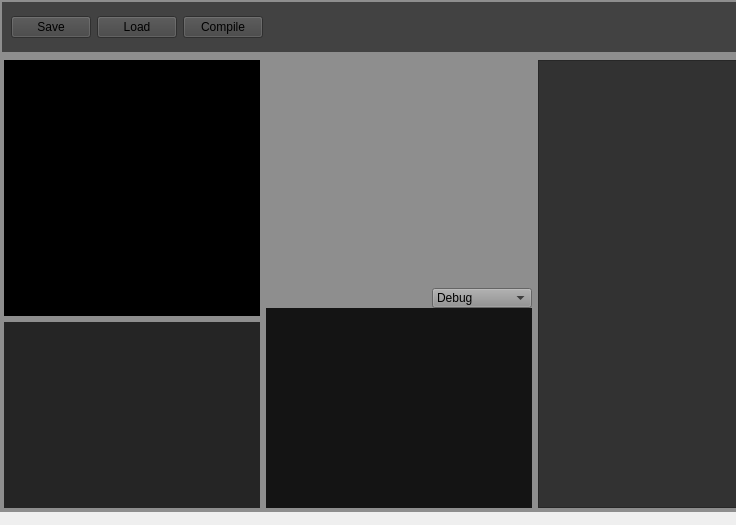
The window that source/qt/Window.ui (SylvainDeker/Shader-Graph) describes before a commit, drawn with Qt 5.
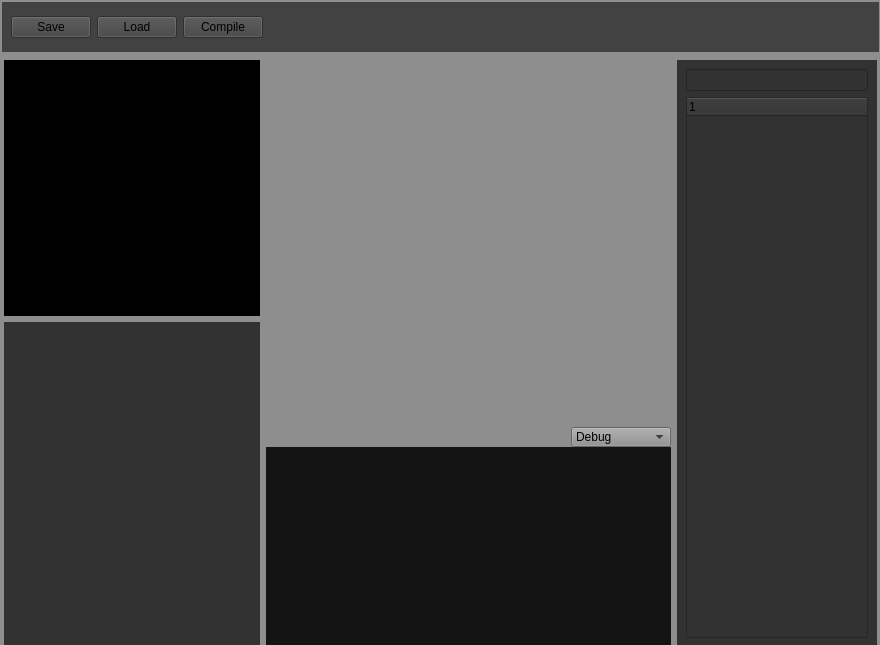
The same window after the commit. Custom widgets are drawn as their Qt base class.

The edit to the form file:
```diff
--- a/source/qt/Window.ui
+++ b/source/qt/Window.ui
@@ -6,8 +6,8 @@
    <rect>
     <x>0</x>
     <y>0</y>
-    <width>736</width>
-    <height>525</height>
+    <width>880</width>
+    <height>645</height>
    </rect>
   </property>
   <property name="windowTitle">
@@ -18,8 +18,8 @@
     <rect>
      <x>0</x>
      <y>0</y>
-     <width>742</width>
-     <height>512</height>
+     <width>881</width>
+     <height>651</height>
     </rect>
    </property>
    <property name="minimumSize">
@@ -144,17 +144,35 @@
          </widget>
         </item>
         <item>
-         <widget class="QWidget" name="details" native="true">
-          <property name="maximumSize">
+         <widget class="QWidget" name="widgetDetails" native="true">
+          <property name="minimumSize">
            <size>
-            <width>256</width>
-            <height>16777215</height>
+            <width>0</width>
+            <height>100</height>
            </size>
           </property>
           <property name="styleSheet">
-           <string notr="true">background-color: rgb(37, 37, 37);</string>
+           <string notr="true">background-color: rgb(50, 50, 50);
+</string>
           </property>
-          <layout class="QVBoxLayout" name="nodeDetails"/>
+          <layout class="QVBoxLayout" name="layoutdetails">
+           <item>
+            <layout class="QVBoxLayout" name="layoutDetails"/>
+           </item>
+           <item>
+            <spacer name="verticalSpacer">
+             <property name="orientation">
+              <enum>Qt::Vertical</enum>
+             </property>
+             <property name="sizeHint" stdset="0">
+              <size>
+               <width>20</width>
+               <height>40</height>
+              </size>
+             </property>
+            </spacer>
+           </item>
+          </layout>
          </widget>
         </item>
        </layout>
@@ -277,11 +295,11 @@
        </layout>
       </item>
       <item>
-       <widget class="QTreeView" name="treeView">
+       <widget class="QWidget" name="rightLayout" native="true">
         <property name="minimumSize">
          <size>
-          <width>0</width>
-          <height>100</height>
+          <width>100</width>
+          <height>0</height>
          </size>
         </property>
         <property name="maximumSize">
@@ -293,6 +311,226 @@
         <property name="styleSheet">
          <string notr="true">background-color: rgb(50, 50, 50);</string>
         </property>
+        <layout class="QVBoxLayout" name="verticalLayout_3">
+         <item>
+          <widget class="QLineEdit" name="functionFilter">
+           <property name="text">
+            <string/>
+           </property>
+          </widget>
+         </item>
+         <item>
+          <widget class="QTreeWidget" name="treeWidget">
+           <property name="palette">
+            <palette>
+             <active>
+              <colorrole role="WindowText">
+               <brush brushstyle="SolidPattern">
+                <color alpha="255">
+                 <red>90</red>
+                 <green>90</green>
+                 <blue>90</blue>
+                </color>
+               </brush>
+              </colorrole>
+              <colorrole role="Button">
+               <brush brushstyle="SolidPattern">
+                <color alpha="255">
+                 <red>50</red>
+                 <green>50</green>
+                 <blue>50</blue>
+                </color>
+               </brush>
+              </colorrole>
+              <colorrole role="Text">
+               <brush brushstyle="SolidPattern">
+                <color alpha="255">
+                 <red>255</red>
+                 <green>255</green>
+                 <blue>255</blue>
+                </color>
+               </brush>
+              </colorrole>
+              <colorrole role="ButtonText">
+               <brush brushstyle="SolidPattern">
+                <color alpha="255">
+                 <red>255</red>
+                 <green>255</green>
+                 <blue>255</blue>
+                </color>
+               </brush>
+              </colorrole>
+              <colorrole role="Base">
+               <brush brushstyle="SolidPattern">
+                <color alpha="255">
+                 <red>50</red>
+                 <green>50</green>
+                 <blue>50</blue>
+                </color>
+               </brush>
+              </colorrole>
+              <colorrole role="Window">
+               <brush brushstyle="SolidPattern">
+                <color alpha="255">
+                 <red>50</red>
+                 <green>50</green>
+                 <blue>50</blue>
+                </color>
+               </brush>
+              </colorrole>
+              <colorrole role="ToolTipText">
+               <brush brushstyle="SolidPattern">
+                <color alpha="255">
+                 <red>255</red>
+                 <green>255</green>
+                 <blue>255</blue>
+                </color>
+               </brush>
+              </colorrole>
+             </active>
+             <inactive>
+              <colorrole role="WindowText">
+               <brush brushstyle="SolidPattern">
+                <color alpha="255">
+                 <red>90</red>
+                 <green>90</green>
+                 <blue>90</blue>
+                </color>
+               </brush>
+              </colorrole>
+              <colorrole role="Button">
+               <brush brushstyle="SolidPattern">
+                <color alpha="255">
+                 <red>50</red>
+                 <green>50</green>
+                 <blue>50</blue>
+                </color>
+               </brush>
+              </colorrole>
+              <colorrole role="Text">
+               <brush brushstyle="SolidPattern">
+                <color alpha="255">
+                 <red>255</red>
+                 <green>255</green>
+                 <blue>255</blue>
+                </color>
+               </brush>
+              </colorrole>
+              <colorrole role="ButtonText">
+               <brush brushstyle="SolidPattern">
+                <color alpha="255">
+                 <red>255</red>
+                 <green>255</green>
+                 <blue>255</blue>
+                </color>
+               </brush>
+              </colorrole>
+              <colorrole role="Base">
+               <brush brushstyle="SolidPattern">
+                <color alpha="255">
+                 <red>50</red>
+                 <green>50</green>
+                 <blue>50</blue>
+                </color>
+               </brush>
+              </colorrole>
+              <colorrole role="Window">
+               <brush brushstyle="SolidPattern">
+                <color alpha="255">
+                 <red>50</red>
+                 <green>50</green>
+                 <blue>50</blue>
+                </color>
+               </brush>
+              </colorrole>
+              <colorrole role="ToolTipText">
+               <brush brushstyle="SolidPattern">
+                <color alpha="255">
+                 <red>255</red>
+                 <green>255</green>
+                 <blue>255</blue>
+                </color>
+               </brush>
+              </colorrole>
+             </inactive>
+             <disabled>
+              <colorrole role="WindowText">
+               <brush brushstyle="SolidPattern">
+                <color alpha="255">
+                 <red>128</red>
+                 <green>128</green>
+                 <blue>128</blue>
+                </color>
+               </brush>
+              </colorrole>
+              <colorrole role="Button">
+               <brush brushstyle="SolidPattern">
+                <color alpha="255">
+                 <red>50</red>
+                 <green>50</green>
+                 <blue>50</blue>
+                </color>
+               </brush>
+              </colorrole>
+              <colorrole role="Text">
+               <brush brushstyle="SolidPattern">
+                <color alpha="255">
+                 <red>128</red>
+                 <green>128</green>
+                 <blue>128</blue>
+                </color>
+               </brush>
+              </colorrole>
+              <colorrole role="ButtonText">
+               <brush brushstyle="SolidPattern">
+                <color alpha="255">
+                 <red>148</red>
+                 <green>148</green>
+                 <blue>148</blue>
+                </color>
+               </brush>
+              </colorrole>
+              <colorrole role="Base">
+               <brush brushstyle="SolidPattern">
+                <color alpha="255">
+                 <red>50</red>
+                 <green>50</green>
+                 <blue>50</blue>
+                </color>
+               </brush>
+              </colorrole>
+              <colorrole role="Window">
+               <brush brushstyle="SolidPattern">
+                <color alpha="255">
+                 <red>50</red>
+                 <green>50</green>
+                 <blue>50</blue>
+                </color>
+               </brush>
+              </colorrole>
+              <colorrole role="ToolTipText">
+               <brush brushstyle="SolidPattern">
+                <color alpha="255">
+                 <red>255</red>
+                 <green>255</green>
+                 <blue>255</blue>
+                </color>
+               </brush>
+              </colorrole>
+             </disabled>
+            </palette>
+           </property>
+           <property name="styleSheet">
+            <string notr="true"/>
+           </property>
+           <column>
+            <property name="text">
+             <string notr="true">1</string>
+            </property>
+           </column>
+          </widget>
+         </item>
+        </layout>
        </widget>
       </item>
      </layout>
```
Left out of the diff: 15 changed lines with no effect on the pictures.
